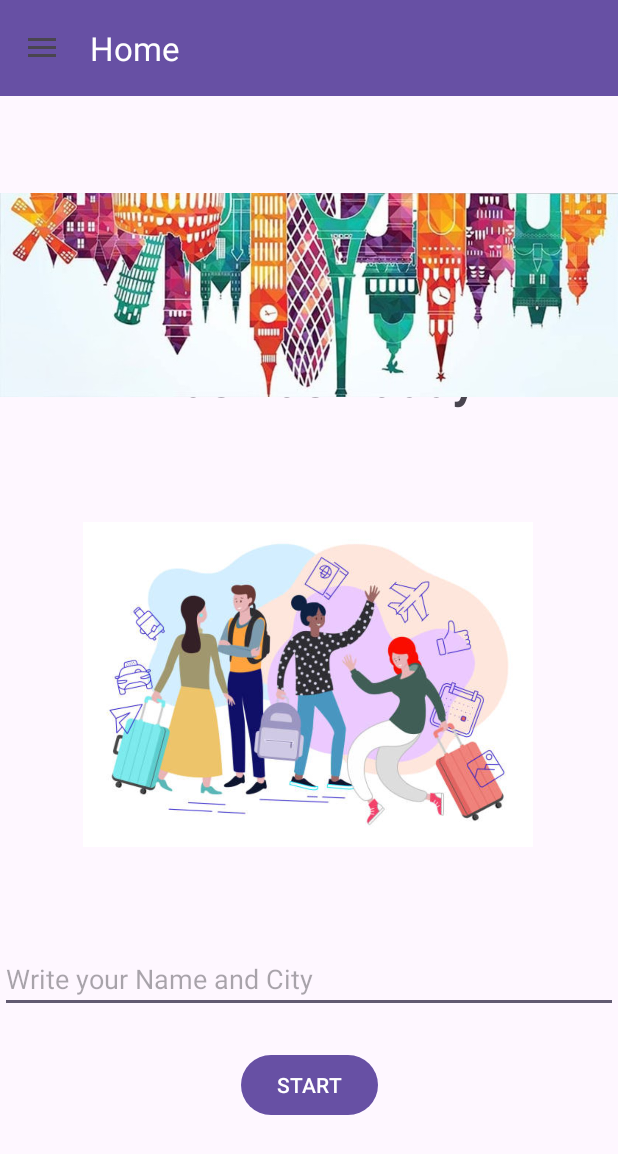
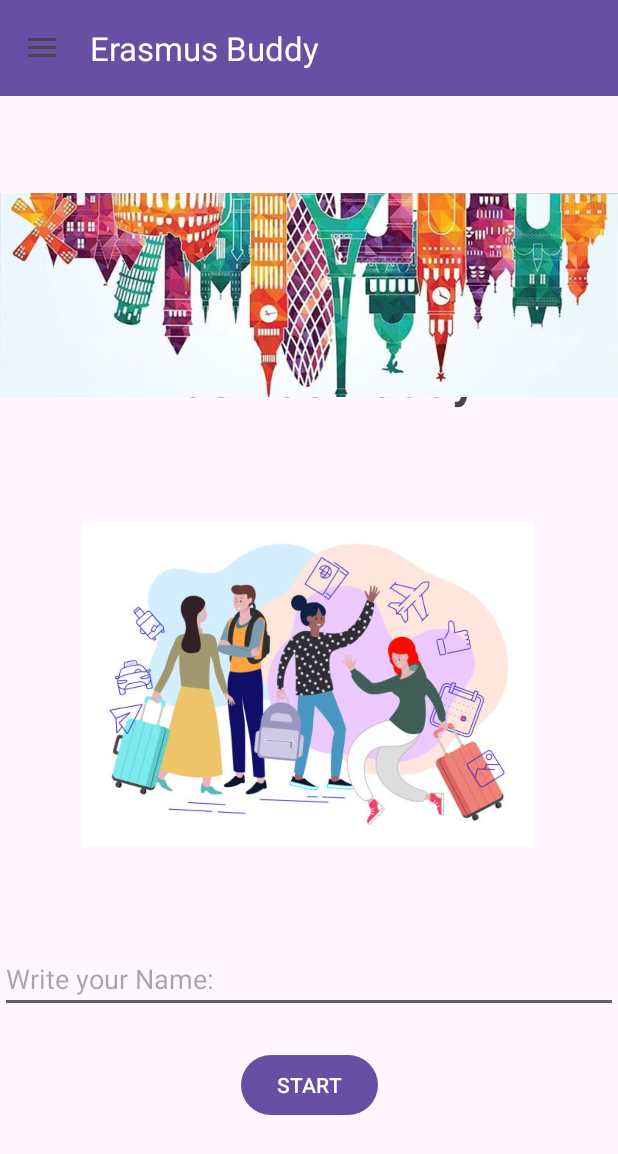
Before and after one commit to kuba4g8/Erasmus-Buddy, an Android app: the screen it shows after launch (MainActivity), on a phone screen of 412 x 824 dp. Shown: the top 1154 px of the screen. Run offline under Robolectric (Android 15) with nearby library versions, the phone set to English and light mode, and no system bars.

Commit message:
Changes to HomeView funcionality, minor changes to java files

```diff
--- a/app/src/main/java/com/example/erasmusbuddy/HomeFragment.java
+++ b/app/src/main/java/com/example/erasmusbuddy/HomeFragment.java
@@ -1,47 +1,69 @@
 package com.example.erasmusbuddy;
 
+import android.content.Context;
+import android.content.SharedPreferences;
 import android.os.Bundle;
 import android.view.LayoutInflater;
 import android.view.View;
 import android.view.ViewGroup;
 import android.widget.Button;
-import androidx.annotation.NonNull;
-import androidx.annotation.Nullable;
+import android.widget.EditText;
+import android.widget.TextView;
+
 import androidx.fragment.app.Fragment;
-import com.google.android.material.navigation.NavigationView;
 
+/*
+ * This is the Home Screen. It is a "Fragment", which is like a smaller
+ * screen that fits inside the Main Activity.
+ */
 public class HomeFragment extends Fragment {
 
-    @Nullable
     @Override
-    public View onCreateView(@NonNull LayoutInflater inflater, @Nullable ViewGroup container, @Nullable Bundle savedInstanceState) {
-        // Inflate the layout for this fragment
-        return inflater.inflate(R.layout.fragment_home, container, false);
-    }
+    public View onCreateView(LayoutInflater inflater, ViewGroup container, Bundle savedInstanceState) {
+        // 1. Tell the app which layout file (XML) to use for this screen
+        View view = inflater.inflate(R.layout.fragment_home, container, false);
 
-    @Override
-    public void onViewCreated(@NonNull View view, @Nullable Bundle savedInstanceState) {
-        super.onViewCreated(view, savedInstanceState);
+        // 2. Find the elements by its ID from the XML file
+        final EditText inputName = view.findViewById(R.id.etNameCity);
+        final TextView welcomeText = view.findViewById(R.id.tvWelcome);
+        Button startButton = view.findViewById(R.id.btnStart);
 
-        // Handle START button click
-        Button btnStart = view.findViewById(R.id.btnStart);
-        if (btnStart != null) {
-            btnStart.setOnClickListener(new View.OnClickListener() {
-                @Override
-                public void onClick(View v) {
-                    if (getActivity() instanceof MainActivity) {
-                        MainActivity mainActivity = (MainActivity) getActivity();
-                        // Navigate to Challenges using Fragment replacement
-                        mainActivity.replaceFragment(new ChallengesFragment(), "Survival Tasks");
+        // 3. Open the "temporary DB" (SharedPreferences) so we can save name of user
+        // Jakub Need to change it later for saving in DB
+        final SharedPreferences prefs = getActivity().getSharedPreferences("UserData", Context.MODE_PRIVATE);
 
-                        // Update selection in NavigationView
-                        NavigationView navigationView = mainActivity.findViewById(R.id.nav_view);
-                        if (navigationView != null) {
-                            navigationView.setCheckedItem(R.id.nav_challenges);
-                        }
-                    }
+        // 4. Checking if name is saved in UserData
+        String savedName = prefs.getString("user_name", "");
+
+        // 5. If name is saved, hide input, show text
+        if (!savedName.isEmpty()){
+            inputName.setVisibility(View.GONE);
+            welcomeText.setVisibility(View.VISIBLE);
+            welcomeText.setText("Welcome " + savedName + "!");
+        }
+
+        // 6. Tell the button what to do when someone clicks it
+        startButton.setOnClickListener(new View.OnClickListener() {
+            @Override
+            public void onClick(View v) {
+                // If we don't have username saved, we need to take it from input and save it
+                String currentName = inputName.getText().toString();
+                if(savedName.isEmpty() && !currentName.isEmpty()){
+                    // editor is permamently saving username in phone memory
+                    SharedPreferences.Editor editor = prefs.edit();
+                    editor.putString("user_name", currentName);
+                    editor.apply();
                 }
-            });
-        }
+                // When clicked, we swap the current fragment with the Challenges screen
+                if (getActivity() != null) {
+                    getActivity().getSupportFragmentManager().beginTransaction()
+                            .replace(R.id.fragment_container, new ChallengesFragment())
+                            .commit();
+                }
+            }
+        });
+
+        // 7. Send the finished view to the phone screen
+        return view;
     }
 }
--- a/app/src/main/java/com/example/erasmusbuddy/MainActivity.java
+++ b/app/src/main/java/com/example/erasmusbuddy/MainActivity.java
@@ -2,81 +2,78 @@ package com.example.erasmusbuddy;
 
 import android.os.Bundle;
 import android.view.MenuItem;
-
 import androidx.annotation.NonNull;
 import androidx.appcompat.app.ActionBarDrawerToggle;
 import androidx.appcompat.app.AppCompatActivity;
 import androidx.appcompat.widget.Toolbar;
 import androidx.drawerlayout.widget.DrawerLayout;
-import androidx.fragment.app.Fragment;
-import androidx.fragment.app.FragmentTransaction;
-
 import com.google.android.material.navigation.NavigationView;
 
+/*
+ * This is the Main Activity. It is like the "frame" of our app.
+ * It holds the top bar (Toolbar) and the side menu (Navigation Drawer).
+ */
 public class MainActivity extends AppCompatActivity {
 
-    private DrawerLayout drawerLayout;
+    // Variable for the side menu structure
+    private DrawerLayout drawer;
 
     @Override
     protected void onCreate(Bundle savedInstanceState) {
         super.onCreate(savedInstanceState);
         setContentView(R.layout.activity_main);
 
-        // Initialize views for Navigation Drawer
-        drawerLayout = findViewById(R.id.drawer_layout);
-        NavigationView navigationView = findViewById(R.id.nav_view);
+        // 1. Find the top bar and set it up
         Toolbar toolbar = findViewById(R.id.toolbar);
-
-        // Set Toolbar as Action Bar
         setSupportActionBar(toolbar);
 
-        // Configure "hamburger" button
+        // 2. Find the menu drawer and the list of items
+        drawer = findViewById(R.id.drawer_layout);
+        NavigationView navView = findViewById(R.id.nav_view);
+
+        // 3. Setup the "hamburger" button to open/close the menu
         ActionBarDrawerToggle toggle = new ActionBarDrawerToggle(
-                this, drawerLayout, toolbar, R.string.open_drawer, R.string.close_drawer);
-        drawerLayout.addDrawerListener(toggle);
+                this, drawer, toolbar, R.string.open_drawer, R.string.close_drawer);
+        drawer.addDrawerListener(toggle);
         toggle.syncState();
 
-        // Load Home Fragment by default
+        // 4. When we first open the app, show the Home Fragment automatically
         if (savedInstanceState == null) {
-            replaceFragment(new HomeFragment(), "Home");
-            navigationView.setCheckedItem(R.id.nav_home);
+            getSupportFragmentManager().beginTransaction()
+                    .replace(R.id.fragment_container, new HomeFragment())
+                    .commit();
+            navView.setCheckedItem(R.id.nav_home);
         }
 
-        // Handle sidebar menu clicks
-        navigationView.setNavigationItemSelectedListener(new NavigationView.OnNavigationItemSelectedListener() {
+        // 5. Tell the app what to do when we click a menu item
+        navView.setNavigationItemSelectedListener(new NavigationView.OnNavigationItemSelectedListener() {
             @Override
             public boolean onNavigationItemSelected(@NonNull MenuItem item) {
                 int id = item.getItemId();
 
+                // Logic: if user clicks Home, show HomeFragment, etc.
                 if (id == R.id.nav_home) {
-                    replaceFragment(new HomeFragment(), "Home");
+                    getSupportFragmentManager().beginTransaction()
+                            .replace(R.id.fragment_container, new HomeFragment())
+                            .commit();
                 } else if (id == R.id.nav_challenges) {
-                    replaceFragment(new ChallengesFragment(), "Survival Tasks");
+                    getSupportFragmentManager().beginTransaction()
+                            .replace(R.id.fragment_container, new ChallengesFragment())
+                            .commit();
                 } else if (id == R.id.nav_emergency) {
-                    replaceFragment(new EmergencyFragment(), "Emergency");
+                    getSupportFragmentManager().beginTransaction()
+                            .replace(R.id.fragment_container, new EmergencyFragment())
+                            .commit();
                 } else if (id == R.id.nav_guide) {
-                    replaceFragment(new CityGuideFragment(), "City Guide");
+                    getSupportFragmentManager().beginTransaction()
+                            .replace(R.id.fragment_container, new CityGuideFragment())
+                            .commit();
                 }
 
-                drawerLayout.closeDrawers();
+                // Close the menu after we make a choice
+                drawer.closeDrawers();
                 return true;
             }
         });
     }
-
-    /**
-     * Replaces the current fragment in the container.
-     * @param fragment The new fragment to show.
-     * @param title The title for the Toolbar.
-     */
-    public void replaceFragment(Fragment fragment, String title) {
-        FragmentTransaction transaction = getSupportFragmentManager().beginTransaction();
-        transaction.replace(R.id.fragment_container, fragment);
-        transaction.commit();
-
-        // Update the Toolbar title
-        if (getSupportActionBar() != null) {
-            getSupportActionBar().setTitle(title);
-        }
-    }
 }
--- a/app/src/main/res/layout/activity_challenges.xml
+++ b/app/src/main/res/layout/activity_challenges.xml
@@ -2,9 +2,9 @@
 <androidx.constraintlayout.widget.ConstraintLayout xmlns:android="http://schemas.android.com/apk/res/android"
     xmlns:app="http://schemas.android.com/apk/res-auto"
     xmlns:tools="http://schemas.android.com/tools"
-    android:id="@+id/main"
+    android:id="@+id/challenges"
     android:layout_width="match_parent"
     android:layout_height="match_parent"
-    tools:context=".ChallengesActivity">
+    tools:context=".ChallengesFragment">
 
 </androidx.constraintlayout.widget.ConstraintLayout>
--- a/app/src/main/res/layout/fragment_home.xml
+++ b/app/src/main/res/layout/fragment_home.xml
@@ -40,7 +40,21 @@
         android:layout_width="0dp"
         android:layout_height="wrap_content"
         android:layout_marginTop="24dp"
-        android:hint="Write your Name and City"
+        android:hint="Write your Name:"
+        app:layout_constraintBottom_toTopOf="@+id/btnStart"
+        app:layout_constraintEnd_toEndOf="parent"
+        app:layout_constraintStart_toStartOf="parent"
+        app:layout_constraintTop_toBottomOf="@+id/ivLogo" />
+
+    <TextView
+        android:id="@+id/tvWelcome"
+        android:layout_width="wrap_content"
+        android:layout_height="wrap_content"
+        android:layout_marginTop="24dp"
+        android:text="Welcome!"
+        android:textSize="24sp"
+        android:textStyle="italic"
+        android:visibility="gone"
         app:layout_constraintBottom_toTopOf="@+id/btnStart"
         app:layout_constraintEnd_toEndOf="parent"
         app:layout_constraintStart_toStartOf="parent"
```
Also changed, not shown: app/src/main/AndroidManifest.xml (+1 -8 lines), app/src/main/java/com/example/erasmusbuddy/ChallengesActivity.java (deleted, +0 -24 lines), app/src/main/java/com/example/erasmusbuddy/ChallengesFragment.java (+6 -4 lines), app/src/main/java/com/example/erasmusbuddy/CityGuideActivity.java (deleted, +0 -24 lines), app/src/main/java/com/example/erasmusbuddy/CityGuideFragment.java (+6 -4 lines), app/src/main/java/com/example/erasmusbuddy/EmergencyActivity.java (deleted, +0 -24 lines), app/src/main/java/com/example/erasmusbuddy/EmergencyFragment.java (+6 -4 lines), 1 other file.
